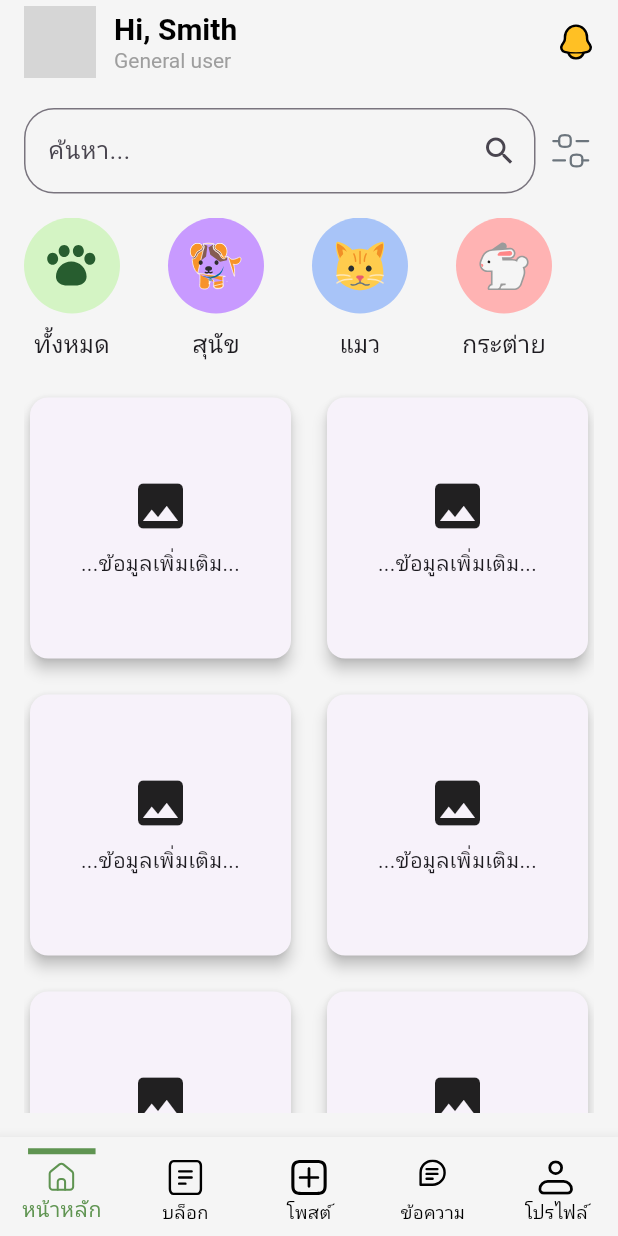
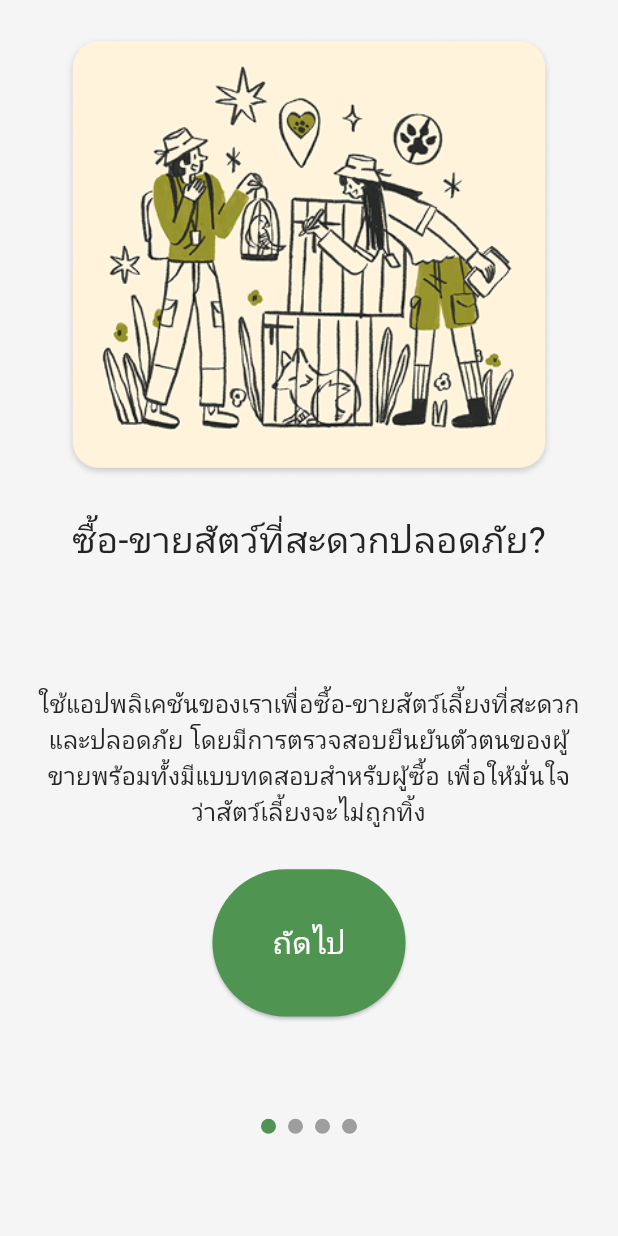
Before and after one commit to kanggarr/petvillage_app, a Flutter app: the screen it shows after launch, on a phone screen of 412 x 824 dp. Run offline on Flutter 3.47's test engine with Material 3 defaults, Android fonts, the light colour scheme and no system bars; our stand-ins replace dropdown_button2, flutter_svg, stacked, stacked_services, stacked_shared; grey boxes are pictures that could not be loaded.

Commit message:
create splash

```diff
--- a/lib/app/app.dart
+++ b/lib/app/app.dart
@@ -13,6 +13,7 @@ import 'package:petvillage_app/ui/views/register/register_view.dart';
 import 'package:petvillage_app/ui/views/home_filter/home_filter_view.dart';
 import 'package:petvillage_app/ui/views/profile_edit/profile_edit_view.dart';
 import 'package:petvillage_app/ui/views/pet_detail/pet_detail_view.dart';
+import 'package:petvillage_app/ui/views/splash_page1/splash_page1_view.dart';
 // @stacked-import
 
 @StackedApp(
@@ -28,6 +29,7 @@ import 'package:petvillage_app/ui/views/pet_detail/pet_detail_view.dart';
     MaterialRoute(page: HomeFilterView),
     MaterialRoute(page: ProfileEditView),
     MaterialRoute(page: PetDetailView),
+    MaterialRoute(page: SplashPage1View),
 // @stacked-route
   ],
   dependencies: [
--- /dev/null
+++ b/lib/ui/views/splash_page1/splash_page1_view.dart
@@ -0,0 +1,102 @@
+import 'package:flutter/material.dart';
+import 'package:stacked/stacked.dart';
+
+import 'splash_page1_viewmodel.dart';
+
+class SplashPage1View extends StackedView<SplashPage1ViewModel> {
+  const SplashPage1View({Key? key}) : super(key: key);
+
+  @override
+  Widget builder(
+    BuildContext context,
+    SplashPage1ViewModel viewModel,
+    Widget? child,
+  ) {
+    return Scaffold(
+        backgroundColor: const Color(0xFFF5F5F5),
+        body: SafeArea(
+          child: Padding(
+            padding: const EdgeInsets.all(24),
+            child: Column(
+              mainAxisAlignment: MainAxisAlignment.center,
+              crossAxisAlignment: CrossAxisAlignment.center,
+              children: [
+                Expanded(
+                  flex: 3,
+                  child: Image.asset(
+                      'assets/images/splash_page${viewModel.currentPage + 1}.png',
+                      width: 350),
+                ),
+                const SizedBox(height: 24),
+                Expanded(
+                  // flex: 1,
+                  child: Text(
+                    viewModel.getTitle(),
+                    style: const TextStyle(
+                      fontSize: 24,
+                      color: Color(0xFF242424),
+                    ),
+                    textAlign: TextAlign.center,
+                  ),
+                ),
+                const SizedBox(height: 16),
+                Expanded(
+                  // flex: 2,
+                  child: Text(
+                    viewModel.getDescription(),
+                    style: const TextStyle(
+                      fontSize: 16,
+                      color: Color(0xFF242424),
+                    ),
+                    textAlign: TextAlign.center,
+                  ),
+                ),
+                const SizedBox(height: 24),
+                Expanded(
+                  // flex: 1,
+                  child: ElevatedButton(
+                    onPressed: viewModel.nextPage,
+                    style: ElevatedButton.styleFrom(
+                      backgroundColor: const Color(0xFF4F9451),
+                      padding: const EdgeInsets.symmetric(
+                          horizontal: 40, vertical: 12),
+                    ),
+                    child: Text(
+                      viewModel.currentPage == 3 ? 'เริ่มต้นกันเลย' : 'ถัดไป',
+                      style: const TextStyle(
+                          fontSize: 20, color: Color(0xFFFFFFFF)),
+                    ),
+                  ),
+                ),
+                const SizedBox(height: 24),
+                Expanded(
+                  // flex: 1,
+                  child: Row(
+                    mainAxisAlignment: MainAxisAlignment.center,
+                    children: List.generate(4, (index) {
+                      return Container(
+                        margin: const EdgeInsets.symmetric(horizontal: 4),
+                        width: 10,
+                        height: 10,
+                        decoration: BoxDecoration(
+                          shape: BoxShape.circle,
+                          color: index == viewModel.currentPage
+                              ? const Color(0xFF4F9451)
+                              : Colors.grey,
+                        ),
+                      );
+                    }),
+                  ),
+                ),
+              ],
+            ),
+          ),
+        ));
+  }
+
+  @override
+  SplashPage1ViewModel viewModelBuilder(
+    BuildContext context,
+  ) =>
+      SplashPage1ViewModel();
+}
--- /dev/null
+++ b/lib/ui/views/splash_page1/splash_page1_viewmodel.dart
@@ -0,0 +1,30 @@
+import 'package:stacked/stacked.dart';
+
+class SplashPage1ViewModel extends BaseViewModel {
+  int _currentPage = 0;
+  int get currentPage => _currentPage;
+
+  final List<String> titles = [
+    'ซื้อ-ขายสัตว์ที่สะดวกปลอดภัย?',
+    'สัตว์เลี้ยงที่หลากหลาย?',
+    'พบสัตว์เลี้ยง?',
+    'ต้องการบ้านให้สัตว์เลี้ยง?'
+  ];
+
+  final List<String> descriptions = [
+    'ใช้แอปพลิเคชันของเราเพื่อซื้อ-ขายสัตว์เลี้ยงที่สะดวกและปลอดภัย โดยมีการตรวจสอบยืนยันตัวตนของผู้ขายพร้อมทั้งมีแบบทดสอบสำหรับผู้ซื้อ เพื่อให้มั่นใจว่าสัตว์เลี้ยงจะไม่ถูกทิ้ง',
+    'ใช้แอปพลิเคชั่นของเราเพื่อเลือกซื้อสัตว์เลี้ยงตามสายพันธุ์ที่คุณต้องการ',
+    'ใช้แอปพลิเคชั่นของเราเพื่อโพสต์โฆษณา ‘พบสัตว์เลี้ยง’ และเป็นฮีโร่ในการพาสัตว์เลี้ยงกลับมาหาเจ้าของ!!',
+    'แอปพลิเคชั่นของเราเชื่อมต่อคุณกับผู้รับเลี้ยงที่เอาใจใส่เพื่อให้แน่ใจว่าสัตว์เลี้ยงจะได้บ้านอย่างถาวร'
+  ];
+
+  void nextPage() {
+    if (_currentPage < 3) {
+      _currentPage++;
+      notifyListeners();
+    }
+  }
+
+  String getTitle() => titles[_currentPage];
+  String getDescription() => descriptions[_currentPage];
+}
--- a/lib/ui/views/startup/startup_viewmodel.dart
+++ b/lib/ui/views/startup/startup_viewmodel.dart
@@ -13,6 +13,6 @@ class StartupViewModel extends BaseViewModel {
     // This is where you can make decisions on where your app should navigate when
     // you have custom startup logic
 
-    _navigationService.replaceWithMainView();
+    _navigationService.replaceWithSplashPage1View();
   }
 }
--- a/pubspec.yaml
+++ b/pubspec.yaml
@@ -28,8 +28,4 @@ flutter:
 
   assets:
     - assets/icons/
-
-  fonts:
-    - family: Poppins
-      fonts:
-        - asset: assets/fonts/Poppins/Poppins-Regular.ttf
+    - assets/images/
```
Also changed, not shown: lib/app/app.router.dart (+57 -14 lines), assets/images/splash_page1.png (added), assets/images/splash_page2.png (added), assets/images/splash_page3.png (added), assets/images/splash_page4.png (added), 1 other file.
